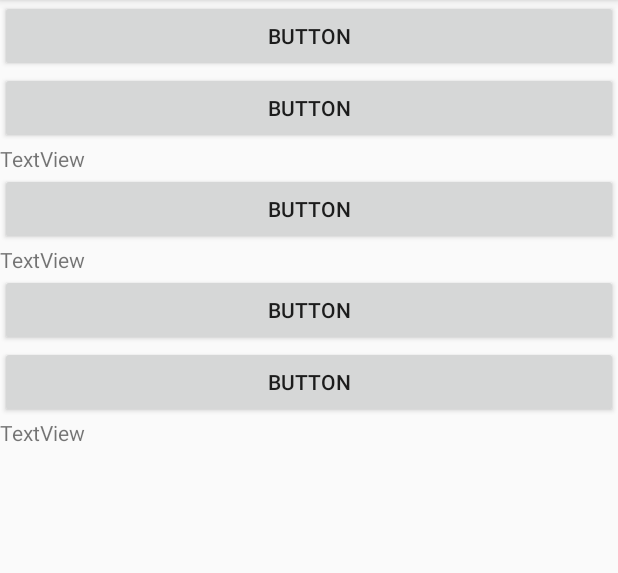
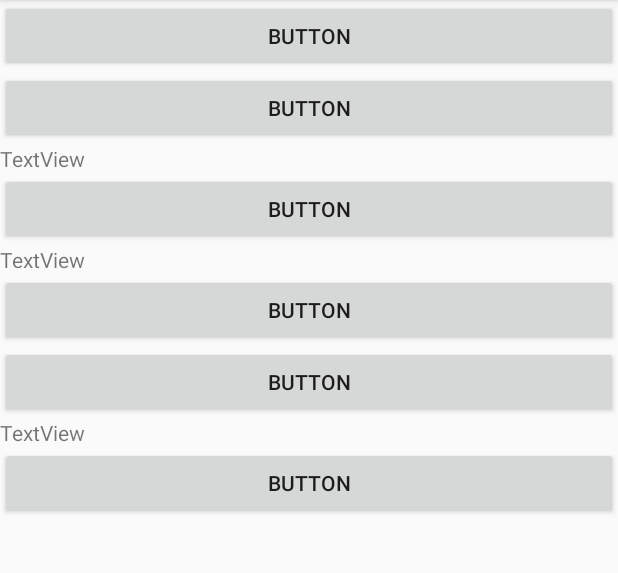
Before and after one commit to Shaojung/YVTC070506, an Android app: the screen it shows after launch (MainActivity), on a phone screen of 412 x 824 dp, the part 84-657 px from its top. Run offline under Robolectric (Android 15) with nearby library versions, the phone set to English and light mode, and no system bars.

```diff
--- a/app/src/main/res/layout/activity_main.xml
+++ b/app/src/main/res/layout/activity_main.xml
@@ -59,4 +59,11 @@
         android:layout_width="match_parent"
         android:layout_height="wrap_content"
         android:text="TextView" />
+
+    <Button
+        android:id="@+id/button7"
+        android:layout_width="match_parent"
+        android:layout_height="wrap_content"
+        android:onClick="click6"
+        android:text="Button" />
 </LinearLayout>
```
Also changed, not shown: app/src/main/java/com/example/yvtc/yvtc070506/MainActivity.java (+10 -0 lines).
